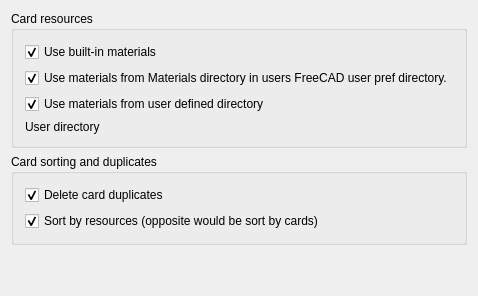
The window that src/Mod/Fem/Gui/DlgSettingsFemMaterial.ui (southseact-3d/fcd) describes before a commit, drawn with Qt 5.
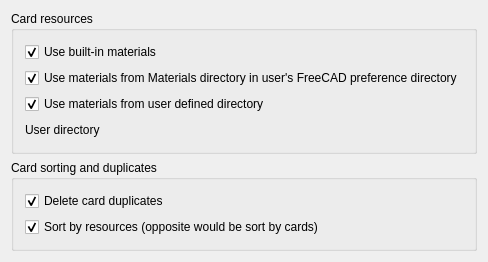
The same window after the commit. Custom widgets are drawn as their Qt base class.

Commit message:
[skip CI] [FEM] improve wording in material settings dialog
- also improve layout settings

Diff of the .ui file:
```diff
--- a/src/Mod/Fem/Gui/DlgSettingsFemMaterial.ui
+++ b/src/Mod/Fem/Gui/DlgSettingsFemMaterial.ui
@@ -6,8 +6,8 @@
    <rect>
     <x>0</x>
     <y>0</y>
-    <width>427</width>
-    <height>264</height>
+    <width>434</width>
+    <height>229</height>
    </rect>
   </property>
   <property name="windowTitle">
@@ -22,7 +22,7 @@
      <property name="title">
       <string>Card resources</string>
      </property>
-     <layout class="QHBoxLayout" name="horizontalLayout_3">
+     <layout class="QVBoxLayout" name="verticalLayout_2">
       <item>
        <layout class="QVBoxLayout" name="verticalLayout_6">
         <item>
@@ -44,7 +44,7 @@
         <item>
          <widget class="Gui::PrefCheckBox" name="cb_use_mat_from_config_dir">
           <property name="text">
-           <string>Use materials from Materials directory in users FreeCAD user pref directory.</string>
+           <string>Use materials from Materials directory in user's FreeCAD preference directory</string>
           </property>
           <property name="checked">
            <bool>true</bool>
@@ -86,6 +86,12 @@
               <verstretch>0</verstretch>
              </sizepolicy>
             </property>
+            <property name="minimumSize">
+             <size>
+              <width>0</width>
+              <height>20</height>
+             </size>
+            </property>
             <property name="baseSize">
              <size>
               <width>0</width>
@@ -131,9 +137,7 @@
      <property name="title">
       <string>Card sorting and duplicates</string>
      </property>
-     <layout class="QHBoxLayout" name="horizontalLayout_4">
-      <item>
-       <layout class="QVBoxLayout" name="verticalLayout_7">
+     <layout class="QVBoxLayout" name="verticalLayout_3">
         <item>
          <widget class="Gui::PrefCheckBox" name="cb_delete_duplicates">
           <property name="text">
@@ -167,8 +171,6 @@
          </widget>
         </item>
        </layout>
-      </item>
-     </layout>
     </widget>
    </item>
    <item>
@@ -177,7 +179,7 @@
       <enum>Qt::Vertical</enum>
      </property>
      <property name="sizeType">
-      <enum>QSizePolicy::MinimumExpanding</enum>
+      <enum>QSizePolicy::Expanding</enum>
      </property>
      <property name="sizeHint" stdset="0">
       <size>
```
Lines whose indentation alone changed are shown as unchanged.
